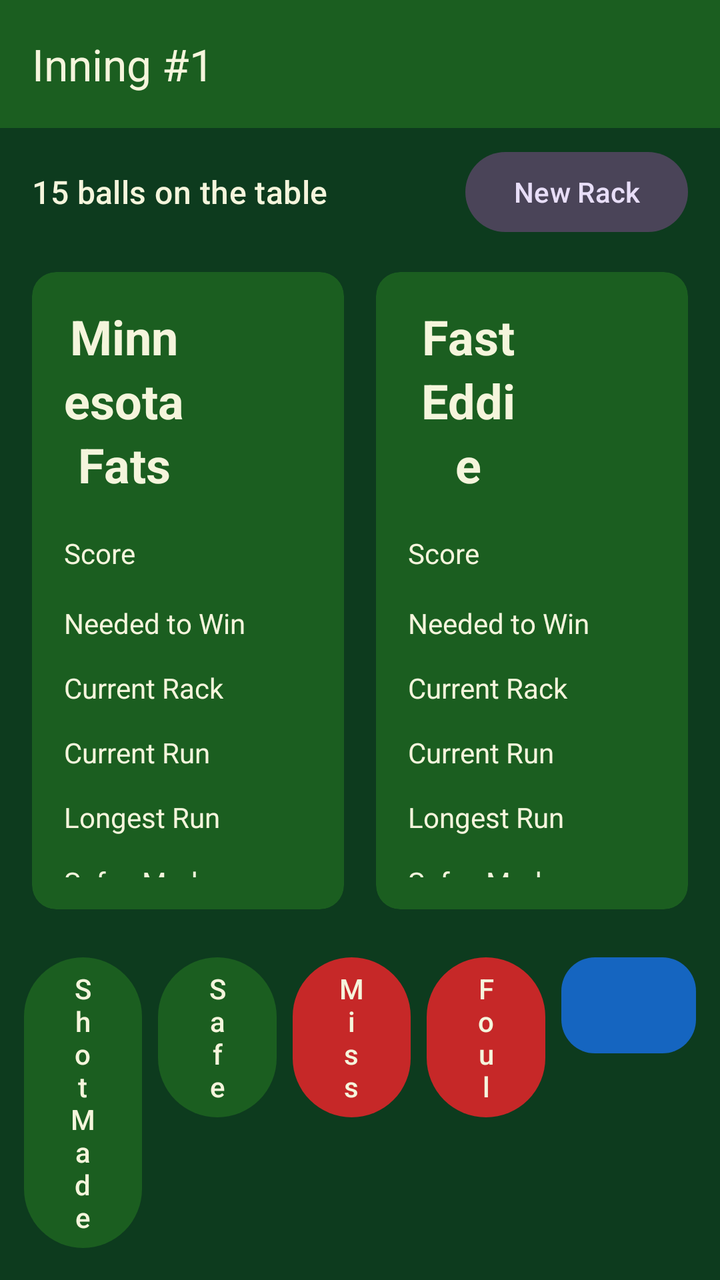
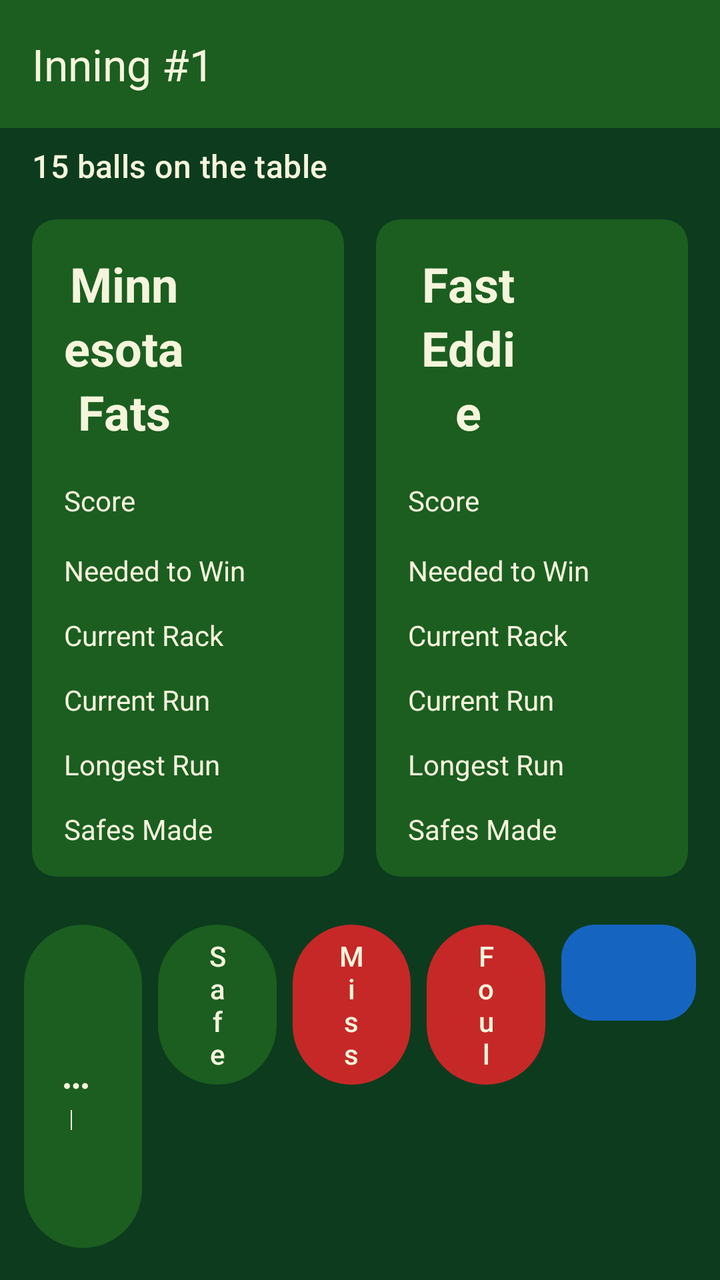

Screens rendered from an Android XML layout before and after an edit, with the pre-edit source and the edit as a unified diff.
<!-- AndroidManifest.xml: application theme Theme.PoolScorekeeper -->
<!-- res/layout/activity_score_straight_pool.xml -->
<?xml version="1.0" encoding="utf-8"?>
<LinearLayout xmlns:android="http://schemas.android.com/apk/res/android"
    xmlns:app="http://schemas.android.com/apk/res-auto"
    android:id="@+id/scoreRoot"
    android:layout_width="match_parent"
    android:layout_height="match_parent"
    android:background="@color/felt_dark"
    android:orientation="vertical">

    <com.google.android.material.appbar.MaterialToolbar
        android:id="@+id/scoreToolbar"
        android:layout_width="match_parent"
        android:layout_height="wrap_content"
        android:background="@color/felt_green"
        android:minHeight="?attr/actionBarSize"
        app:title="@string/default_inning_text"
        app:titleTextColor="@color/ivory" />

    <LinearLayout
        android:layout_width="match_parent"
        android:layout_height="wrap_content"
        android:gravity="center_vertical"
        android:orientation="horizontal"
        android:paddingStart="16dp"
        android:paddingEnd="16dp"
        android:paddingTop="8dp"
        android:paddingBottom="8dp">

        <TextView
            android:id="@+id/ballsOnTheTable"
            android:layout_width="0dp"
            android:layout_height="wrap_content"
            android:layout_weight="1"
            android:text="@string/default_balls_left_on_the_table"
            android:textAppearance="@style/TextAppearance.Material3.TitleMedium"
            android:textColor="@color/ivory" />

        <com.google.android.material.button.MaterialButton
            android:id="@+id/newRackButton"
            style="@style/Widget.Material3.Button.TonalButton"
            android:layout_width="wrap_content"
            android:layout_height="wrap_content"
            android:minHeight="48dp"
            android:onClick="newRackButtonClicked"
            android:text="@string/new_rack" />
    </LinearLayout>

    <LinearLayout
        android:layout_width="match_parent"
        android:layout_height="0dp"
        android:layout_weight="1"
        android:orientation="horizontal"
        android:paddingStart="8dp"
        android:paddingEnd="8dp">

        <com.google.android.material.card.MaterialCardView
            android:id="@+id/player1Card"
            android:layout_width="0dp"
            android:layout_height="match_parent"
            android:layout_margin="8dp"
            android:layout_weight="1"
            app:cardBackgroundColor="@color/inactive_player"
            app:cardCornerRadius="12dp"
            app:contentPadding="16dp"
            app:strokeColor="@color/active_player"
            app:strokeWidth="0dp">

            <TableLayout
                android:layout_width="match_parent"
                android:layout_height="match_parent"
                android:stretchColumns="1">

                <TableRow>
                    <TextView
                        android:id="@+id/player1Name"
                        android:layout_width="0dp"
                        android:layout_weight="1"
                        android:gravity="center"
                        android:text="@string/default_player1Name"
                        android:textAppearance="@style/TextAppearance.Material3.HeadlineSmall"
                        android:textColor="@color/ivory"
                        android:textStyle="bold" />

                    <TextView
                        android:id="@+id/player1TurnClock"
                        android:gravity="end|center_vertical"
                        android:minWidth="64dp"
                        android:paddingStart="8dp"
                        android:textAppearance="@style/TextAppearance.Material3.TitleMedium"
                        android:textColor="@color/ivory" />
                </TableRow>

                <TableRow>
                    <TextView
                        style="@style/Widget.Pool.StatLabel"
                        android:text="@string/game_total" />
                    <TextView
                        android:id="@+id/player1Score"
                        style="@style/Widget.Pool.StatValue"
                        android:text="0"
                        android:textSize="28sp" />
                </TableRow>

                <TableRow>
                    <TextView
                        style="@style/Widget.Pool.StatLabel"
                        android:text="@string/points_needed" />
                    <TextView
                        android:id="@+id/player1PointsToWin"
                        style="@style/Widget.Pool.StatValue"
                        android:text="50" />
                </TableRow>

                <TableRow>
                    <TextView
                        style="@style/Widget.Pool.StatLabel"
                        android:text="@string/current_rack_total" />
                    <TextView
                        android:id="@+id/player1BallsThisRack"
                        style="@style/Widget.Pool.StatValue"
                        android:text="0" />
                </TableRow>

                <TableRow>
                    <TextView
                        style="@style/Widget.Pool.StatLabel"
                        android:text="@string/current_run" />
                    <TextView
                        android:id="@+id/player1CurrentRun"
                        style="@style/Widget.Pool.StatValue"
                        android:text="0" />
                </TableRow>

                <TableRow>
                    <TextView
                        style="@style/Widget.Pool.StatLabel"
                        android:text="@string/longest_run" />
                    <TextView
                        android:id="@+id/player1LongestRun"
                        style="@style/Widget.Pool.StatValue"
                        android:text="0" />
                </TableRow>

                <TableRow>
                    <TextView
                        style="@style/Widget.Pool.StatLabel"
                        android:text="@string/safes_made" />
                    <TextView
                        android:id="@+id/player1SafesMade"
                        style="@style/Widget.Pool.StatValue"
                        android:text="0" />
                </TableRow>

                <TableRow>
                    <TextView
                        style="@style/Widget.Pool.StatLabel"
                        android:text="@string/consecutive_fouls" />
                    <TextView
                        android:id="@+id/player1ConsecutiveFouls"
                        style="@style/Widget.Pool.StatValue"
                        android:text="0" />
                </TableRow>

                <TableRow>
                    <TextView
                        style="@style/Widget.Pool.StatLabel"
                        android:text="@string/total_fouls" />
                    <TextView
                        android:id="@+id/player1TotalFouls"
                        style="@style/Widget.Pool.StatValue"
                        android:text="0" />
                </TableRow>
            </TableLayout>
        </com.google.android.material.card.MaterialCardView>

        <com.google.android.material.card.MaterialCardView
            android:id="@+id/player2Card"
            android:layout_width="0dp"
            android:layout_height="match_parent"
            android:layout_margin="8dp"
            android:layout_weight="1"
            app:cardBackgroundColor="@color/inactive_player"
            app:cardCornerRadius="12dp"
            app:contentPadding="16dp"
            app:strokeColor="@color/active_player"
            app:strokeWidth="0dp">

            <TableLayout
                android:layout_width="match_parent"
                android:layout_height="match_parent"
                android:stretchColumns="1">

                <TableRow>
                    <TextView
                        android:id="@+id/player2Name"
                        android:layout_width="0dp"
                        android:layout_weight="1"
                        android:gravity="center"
                        android:text="@string/default_player2Name"
                        android:textAppearance="@style/TextAppearance.Material3.HeadlineSmall"
                        android:textColor="@color/ivory"
                        android:textStyle="bold" />

                    <TextView
                        android:id="@+id/player2TurnClock"
                        android:gravity="end|center_vertical"
                        android:minWidth="64dp"
                        android:paddingStart="8dp"
                        android:textAppearance="@style/TextAppearance.Material3.TitleMedium"
                        android:textColor="@color/ivory" />
                </TableRow>

                <TableRow>
                    <TextView
                        style="@style/Widget.Pool.StatLabel"
                        android:text="@string/game_total" />
                    <TextView
                        android:id="@+id/player2Score"
                        style="@style/Widget.Pool.StatValue"
                        android:text="0"
                        android:textSize="28sp" />
                </TableRow>

                <TableRow>
                    <TextView
                        style="@style/Widget.Pool.StatLabel"
                        android:text="@string/points_needed" />
                    <TextView
                        android:id="@+id/player2PointsToWin"
                        style="@style/Widget.Pool.StatValue"
                        android:text="50" />
                </TableRow>

                <TableRow>
                    <TextView
                        style="@style/Widget.Pool.StatLabel"
                        android:text="@string/current_rack_total" />
                    <TextView
                        android:id="@+id/player2BallsThisRack"
                        style="@style/Widget.Pool.StatValue"
                        android:text="0" />
                </TableRow>

                <TableRow>
                    <TextView
                        style="@style/Widget.Pool.StatLabel"
                        android:text="@string/current_run" />
                    <TextView
                        android:id="@+id/player2CurrentRun"
                        style="@style/Widget.Pool.StatValue"
                        android:text="0" />
                </TableRow>

                <TableRow>
                    <TextView
                        style="@style/Widget.Pool.StatLabel"
                        android:text="@string/longest_run" />
                    <TextView
                        android:id="@+id/player2LongestRun"
                        style="@style/Widget.Pool.StatValue"
                        android:text="0" />
                </TableRow>

                <TableRow>
                    <TextView
                        style="@style/Widget.Pool.StatLabel"
                        android:text="@string/safes_made" />
                    <TextView
                        android:id="@+id/player2SafesMade"
                        style="@style/Widget.Pool.StatValue"
                        android:text="0" />
                </TableRow>

                <TableRow>
                    <TextView
                        style="@style/Widget.Pool.StatLabel"
                        android:text="@string/consecutive_fouls" />
                    <TextView
                        android:id="@+id/player2ConsecutiveFouls"
                        style="@style/Widget.Pool.StatValue"
                        android:text="0" />
                </TableRow>

                <TableRow>
                    <TextView
                        style="@style/Widget.Pool.StatLabel"
                        android:text="@string/total_fouls" />
                    <TextView
                        android:id="@+id/player2TotalFouls"
                        style="@style/Widget.Pool.StatValue"
                        android:text="0" />
                </TableRow>
            </TableLayout>
        </com.google.android.material.card.MaterialCardView>
    </LinearLayout>

    <LinearLayout
        android:layout_width="match_parent"
        android:layout_height="wrap_content"
        android:orientation="horizontal"
        android:padding="8dp">

        <LinearLayout
            android:layout_width="0dp"
            android:layout_height="wrap_content"
            android:layout_weight="2"
            android:orientation="horizontal">

            <com.google.android.material.button.MaterialButton
                android:id="@+id/shotMadeButton"
                style="@style/Widget.Pool.ActionButton"
                android:onClick="shotMadeButtonClicked"
                android:text="@string/shot_made" />

            <com.google.android.material.button.MaterialButton
                android:id="@+id/safeMadeButton"
                style="@style/Widget.Pool.ActionButton"
                android:onClick="safeMadeButtonClicked"
                android:text="@string/safe_made" />
        </LinearLayout>

        <LinearLayout
            android:layout_width="0dp"
            android:layout_height="wrap_content"
            android:layout_weight="2"
            android:orientation="horizontal">

            <com.google.android.material.button.MaterialButton
                android:id="@+id/missedShotButton"
                style="@style/Widget.Pool.DangerButton"
                android:onClick="missedShotButtonClicked"
                android:text="@string/missed_shot" />

            <com.google.android.material.button.MaterialButton
                android:id="@+id/foulButton"
                style="@style/Widget.Pool.DangerButton"
                android:onClick="foulButtonClicked"
                android:text="@string/foul" />
        </LinearLayout>

        <LinearLayout
            android:layout_width="0dp"
            android:layout_height="wrap_content"
            android:layout_margin="4dp"
            android:layout_weight="1"
            android:minHeight="56dp"
            android:orientation="horizontal">

            <com.google.android.material.button.MaterialButton
                android:id="@+id/undoButton"
                style="@style/Widget.Pool.SplitButton.Left"
                android:layout_marginEnd="1dp"
                android:contentDescription="@string/undo"
                android:enabled="false"
                android:onClick="undoButtonClicked"
                android:text="@string/undo_symbol" />

            <com.google.android.material.button.MaterialButton
                android:id="@+id/redoButton"
                style="@style/Widget.Pool.SplitButton.Right"
                android:contentDescription="@string/redo"
                android:enabled="false"
                android:onClick="redoButtonClicked"
                android:text="@string/redo_symbol" />
        </LinearLayout>
    </LinearLayout>

</LinearLayout>
<!-- resources referenced by this layout -->
<resources>
  <color name="active_player">#FFC107</color>
  <color name="felt_dark">#0D3B1E</color>
  <color name="felt_green">#1B5E20</color>
  <color name="inactive_player">#1B5E20</color>
  <color name="ivory">#F5F5DC</color>
  <string name="consecutive_fouls">Consecutive Fouls</string>
  <string name="current_rack_total">Current Rack</string>
  <string name="current_run">Current Run</string>
  <string name="default_balls_left_on_the_table">15 balls on the table</string>
  <string name="default_inning_text">Inning #1</string>
  <string name="default_player1Name">Minnesota Fats</string>
  <string name="default_player2Name">Fast Eddie</string>
  <string name="foul">Foul</string>
  <string name="game_total">Score</string>
  <string name="longest_run">Longest Run</string>
  <string name="missed_shot">Miss</string>
  <string name="new_rack">New Rack</string>
  <string name="points_needed">Needed to Win</string>
  <string name="redo">Redo</string>
  <string name="redo_symbol">&gt;</string>
  <string name="safe_made">Safe</string>
  <string name="safes_made">Safes Made</string>
  <string name="shot_made">Shot Made</string>
  <string name="total_fouls">Total Fouls</string>
  <string name="undo">Undo</string>
  <string name="undo_symbol">&lt;</string>
  <style name="Widget.Pool.DangerButton" parent="Widget.Pool.ActionButton">
          <item name="backgroundTint">@color/miss_button</item>
          <item name="android:textColor">@color/ivory</item>
      </style>
  <style name="Widget.Pool.SplitButton.Left">
          <item name="shapeAppearanceOverlay">@style/ShapeAppearance.Pool.SplitLeft</item>
      </style>
  <style name="Widget.Pool.SplitButton.Right">
          <item name="shapeAppearanceOverlay">@style/ShapeAppearance.Pool.SplitRight</item>
      </style>
  <color name="miss_button">#C62828</color>
  <style name="ShapeAppearance.Pool.SplitLeft" parent="ShapeAppearance.M3.Sys.Shape.Corner.Full">
          <item name="cornerFamily">rounded</item>
          <item name="cornerSizeTopLeft">50%</item>
          <item name="cornerSizeBottomLeft">50%</item>
          <item name="cornerSizeTopRight">0dp</item>
          <item name="cornerSizeBottomRight">0dp</item>
      </style>
  <!-- unchanged entries left out for length: 5 -->
</resources>

<!-- the commit's change to res/layout/activity_score_straight_pool.xml (unified diff, before → after) -->
@@ -28,21 +28,11 @@
 
         <TextView
             android:id="@+id/ballsOnTheTable"
-            android:layout_width="0dp"
+            android:layout_width="match_parent"
             android:layout_height="wrap_content"
-            android:layout_weight="1"
             android:text="@string/default_balls_left_on_the_table"
             android:textAppearance="@style/TextAppearance.Material3.TitleMedium"
             android:textColor="@color/ivory" />
-
-        <com.google.android.material.button.MaterialButton
-            android:id="@+id/newRackButton"
-            style="@style/Widget.Material3.Button.TonalButton"
-            android:layout_width="wrap_content"
-            android:layout_height="wrap_content"
-            android:minHeight="48dp"
-            android:onClick="newRackButtonClicked"
-            android:text="@string/new_rack" />
     </LinearLayout>
 
     <LinearLayout
@@ -294,6 +284,25 @@
         </com.google.android.material.card.MaterialCardView>
     </LinearLayout>
 
+    <TextView
+        android:id="@+id/shotMadeHint"
+        android:layout_width="wrap_content"
+        android:layout_height="wrap_content"
+        android:layout_gravity="start"
+        android:layout_marginStart="12dp"
+        android:layout_marginEnd="16dp"
+        android:maxWidth="320dp"
+        android:background="@drawable/hint_bubble"
+        android:elevation="6dp"
+        android:paddingStart="12dp"
+        android:paddingTop="12dp"
+        android:paddingEnd="12dp"
+        android:paddingBottom="20dp"
+        android:text="@string/shot_made_long_press_hint"
+        android:textAppearance="@style/TextAppearance.Material3.BodyMedium"
+        android:textColor="@color/felt_dark"
+        android:visibility="gone" />
+
     <LinearLayout
         android:layout_width="match_parent"
         android:layout_height="wrap_content"
@@ -309,8 +318,14 @@
             <com.google.android.material.button.MaterialButton
                 android:id="@+id/shotMadeButton"
                 style="@style/Widget.Pool.ActionButton"
+                android:contentDescription="@string/shot_made_accessibility"
                 android:onClick="shotMadeButtonClicked"
-                android:text="@string/shot_made" />
+                android:text="@string/shot_made"
+                app:icon="@drawable/ic_more_horiz"
+                app:iconGravity="end"
+                app:iconPadding="4dp"
+                app:iconSize="18dp"
+                app:iconTint="@color/ivory" />
 
             <com.google.android.material.button.MaterialButton
                 android:id="@+id/safeMadeButton"
<!-- resource entries referenced after the edit -->
@@ -5,6 +5,42 @@
   <color name="felt_green">#1B5E20</color>
   <color name="inactive_player">#1B5E20</color>
   <color name="ivory">#F5F5DC</color>
+  <!-- drawable hint_bubble (drawable) -->
+  <?xml version="1.0" encoding="utf-8"?>
+  <layer-list xmlns:android="http://schemas.android.com/apk/res/android">
+      <item android:bottom="8dp">
+          <shape android:shape="rectangle">
+              <solid android:color="@color/active_player" />
+              <corners android:radius="12dp" />
+          </shape>
+      </item>
+      <item
+          android:width="12dp"
+          android:height="12dp"
+          android:bottom="2dp"
+          android:gravity="bottom|start"
+          android:left="28dp">
+          <rotate
+              android:fromDegrees="45"
+              android:pivotX="50%"
+              android:pivotY="50%">
+              <shape android:shape="rectangle">
+                  <solid android:color="@color/active_player" />
+              </shape>
+          </rotate>
+      </item>
+  </layer-list>
+  <!-- drawable ic_more_horiz (drawable) -->
+  <?xml version="1.0" encoding="utf-8"?>
+  <vector xmlns:android="http://schemas.android.com/apk/res/android"
+      android:width="24dp"
+      android:height="24dp"
+      android:viewportWidth="24"
+      android:viewportHeight="24">
+      <path
+          android:fillColor="#FFFFFF"
+          android:pathData="M6,10c1.1,0 2,0.9 2,2s-0.9,2 -2,2 -2,-0.9 -2,-2 0.9,-2 2,-2zM12,10c1.1,0 2,0.9 2,2s-0.9,2 -2,2 -2,-0.9 -2,-2 0.9,-2 2,-2zM18,10c1.1,0 2,0.9 2,2s-0.9,2 -2,2 -2,-0.9 -2,-2 0.9,-2 2,-2z" />
+  </vector>
   <string name="consecutive_fouls">Consecutive Fouls</string>
   <string name="current_rack_total">Current Rack</string>
   <string name="current_run">Current Run</string>
@@ -16,13 +52,14 @@
   <string name="game_total">Score</string>
   <string name="longest_run">Longest Run</string>
   <string name="missed_shot">Miss</string>
-  <string name="new_rack">New Rack</string>
   <string name="points_needed">Needed to Win</string>
   <string name="redo">Redo</string>
   <string name="redo_symbol">&gt;</string>
   <string name="safe_made">Safe</string>
   <string name="safes_made">Safes Made</string>
   <string name="shot_made">Shot Made</string>
+  <string name="shot_made_accessibility">Shot Made. Long-press to enter several balls on one shot</string>
+  <string name="shot_made_long_press_hint">Long-press Shot Made to enter several balls on one shot</string>
   <string name="total_fouls">Total Fouls</string>
   <string name="undo">Undo</string>
   <string name="undo_symbol">&lt;</string>
